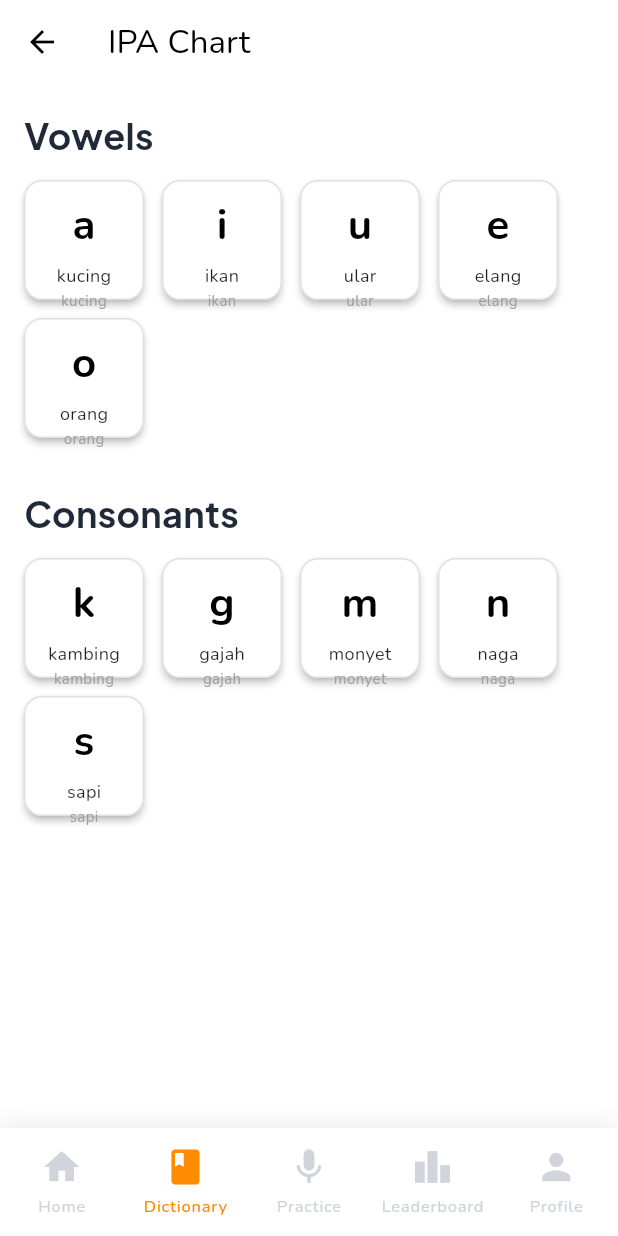
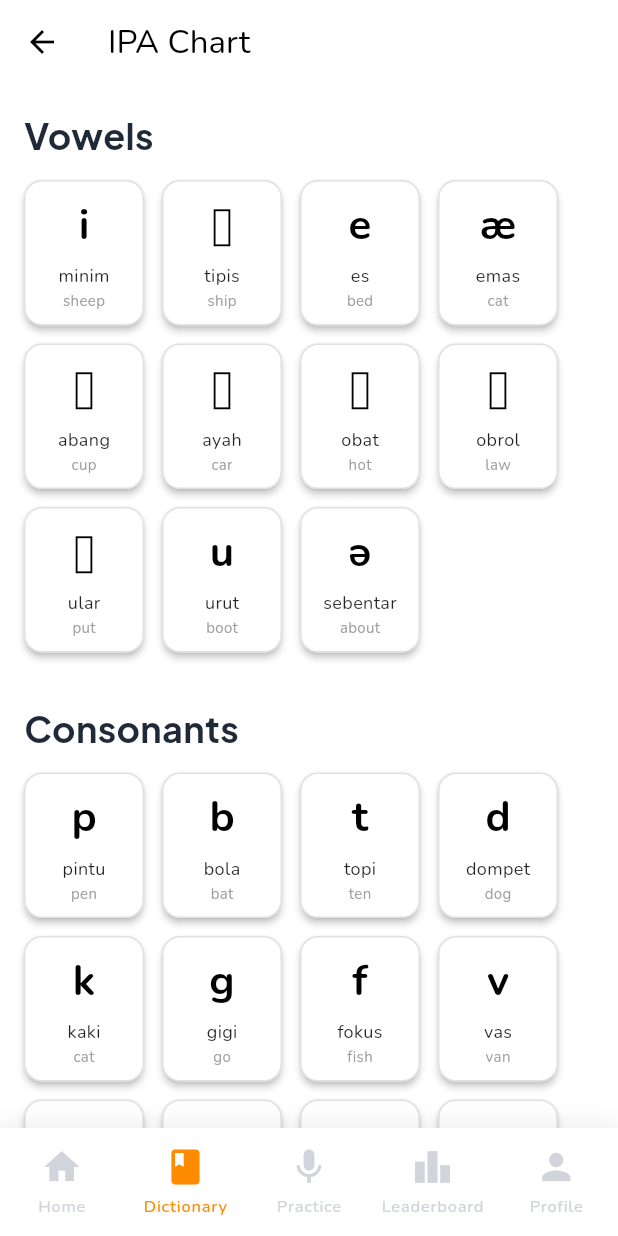
Before and after one commit to willyyypatootieee/LanguageLearning-OSS, a Flutter app: the IPAChartScreen screen opened by its route, on a phone screen of 412 x 824 dp. Run offline on Flutter 3.47's test engine with Material 3 defaults, Android fonts, the phone set to English and light mode, and no system bars; drawn by our look-alikes of awesome_bottom_bar; our stand-ins replace dio, equatable, flutter_bloc, flutter_svg, go_router, shared_preferences; accounts and stored records are empty; project files that could hold a hidden picture were left out.

Commit message:
feat: update IPA data and enhance button layout for better responsiveness

```diff
--- a/lib/featureDictionary/screens/ipa_chart_screen.dart
+++ b/lib/featureDictionary/screens/ipa_chart_screen.dart
@@ -9,21 +9,35 @@ import '../../featureHomeScreen/presentation/screens/home_screen.dart';
 import '../../featureProfile/presentation/screens/profile_screen.dart';
 import '../../../router/router_exports.dart';
 
-// Dummy IPA data singkat untuk vowels dan konsonan
+// IPA Vowels (matching screenshot)
 final List<Map<String, String>> vowelIPA = [
-  {'symbol': 'a', 'label': 'kucing', 'example': 'kucing'},
-  {'symbol': 'i', 'label': 'ikan', 'example': 'ikan'},
-  {'symbol': 'u', 'label': 'ular', 'example': 'ular'},
-  {'symbol': 'e', 'label': 'elang', 'example': 'elang'},
-  {'symbol': 'o', 'label': 'orang', 'example': 'orang'},
+  {'symbol': 'i', 'label': 'minim', 'example': 'sheep'},
+  {'symbol': 'ɪ', 'label': 'tipis', 'example': 'ship'},
+  {'symbol': 'e', 'label': 'es', 'example': 'bed'},
+  {'symbol': 'æ', 'label': 'emas', 'example': 'cat'},
+  {'symbol': 'ʌ', 'label': 'abang', 'example': 'cup'},
+  {'symbol': 'ɑ', 'label': 'ayah', 'example': 'car'},
+  {'symbol': 'ɒ', 'label': 'obat', 'example': 'hot'},
+  {'symbol': 'ɔ', 'label': 'obrol', 'example': 'law'},
+  {'symbol': 'ʊ', 'label': 'ular', 'example': 'put'},
+  {'symbol': 'u', 'label': 'urut', 'example': 'boot'},
+  {'symbol': 'ə', 'label': 'sebentar', 'example': 'about'},
 ];
 
+// IPA Consonants (matching screenshot)
 final List<Map<String, String>> consonantIPA = [
-  {'symbol': 'k', 'label': 'kambing', 'example': 'kambing'},
-  {'symbol': 'g', 'label': 'gajah', 'example': 'gajah'},
-  {'symbol': 'm', 'label': 'monyet', 'example': 'monyet'},
-  {'symbol': 'n', 'label': 'naga', 'example': 'naga'},
-  {'symbol': 's', 'label': 'sapi', 'example': 'sapi'},
+  {'symbol': 'p', 'label': 'pintu', 'example': 'pen'},
+  {'symbol': 'b', 'label': 'bola', 'example': 'bat'},
+  {'symbol': 't', 'label': 'topi', 'example': 'ten'},
+  {'symbol': 'd', 'label': 'dompet', 'example': 'dog'},
+  {'symbol': 'k', 'label': 'kaki', 'example': 'cat'},
+  {'symbol': 'g', 'label': 'gigi', 'example': 'go'},
+  {'symbol': 'f', 'label': 'fokus', 'example': 'fish'},
+  {'symbol': 'v', 'label': 'vas', 'example': 'van'},
+  {'symbol': 's', 'label': 'sapi', 'example': 'sun'},
+  {'symbol': 'z', 'label': 'zebra', 'example': 'zoo'},
+  {'symbol': 'm', 'label': 'mata', 'example': 'man'},
+  {'symbol': 'n', 'label': 'nasi', 'example': 'net'},
 ];
 
 class IPAChartScreen extends StatelessWidget {
--- a/lib/featureDictionary/widgets/ipa_button.dart
+++ b/lib/featureDictionary/widgets/ipa_button.dart
@@ -23,13 +23,15 @@ class IPASymbolButton extends StatelessWidget {
         onTap: () {}, // Placeholder for future interaction
         child: Container(
           width: 80,
-          height: 80,
+          // Removed fixed height to allow content to determine height
           padding: const EdgeInsets.all(8),
           decoration: BoxDecoration(
             borderRadius: BorderRadius.circular(12),
             border: Border.all(color: Colors.grey.shade300),
           ),
           child: Column(
+            mainAxisSize:
+                MainAxisSize.min, // Prevent overflow by using min size
             mainAxisAlignment: MainAxisAlignment.center,
             children: [
               Text(
```
